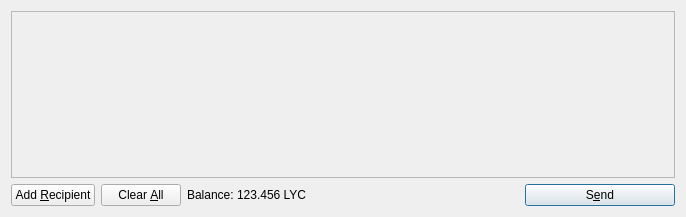
Qt form src/qt/forms/sendcoinsdialog.ui (lycancoin/lycancoin-release) before a commit.
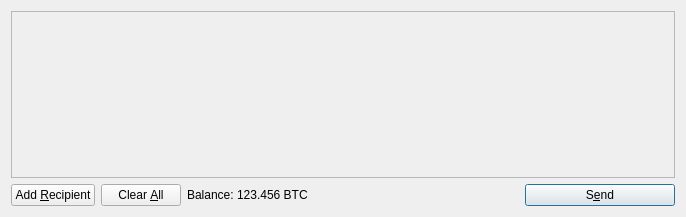
The same form after that commit. Icons and pictures are not drawn.

Diff of the .ui file:
```diff
--- a/src/qt/forms/sendcoinsdialog.ui
+++ b/src/qt/forms/sendcoinsdialog.ui
@@ -119,7 +119,7 @@
           <cursorShape>IBeamCursor</cursorShape>
          </property>
          <property name="text">
-          <string>123.456 LYC</string>
+          <string>123.456 BTC</string>
          </property>
          <property name="textInteractionFlags">
           <set>Qt::LinksAccessibleByMouse|Qt::TextSelectableByKeyboard|Qt::TextSelectableByMouse</set>
```
